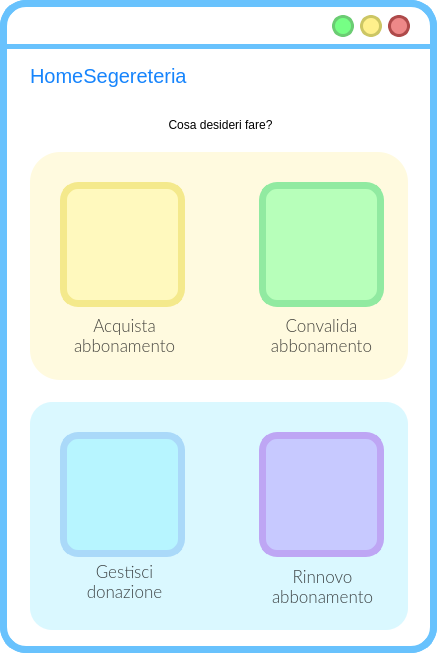
First picture: the form in frontend/ui/HomeSegreteria.ui, repository MrPio/MuseoOmero, before the edit.
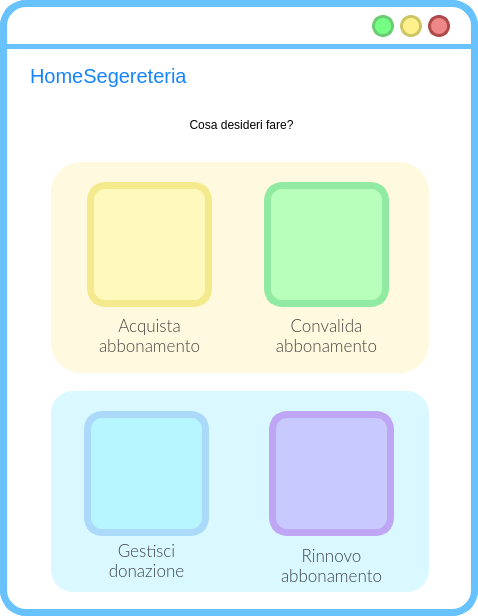
Second picture: the form after the edit. Icons and pictures are not drawn.

```diff
--- a/frontend/ui/HomeSegreteria.ui
+++ b/frontend/ui/HomeSegreteria.ui
@@ -6,8 +6,8 @@
    <rect>
     <x>0</x>
     <y>0</y>
-    <width>437</width>
-    <height>653</height>
+    <width>478</width>
+    <height>616</height>
    </rect>
   </property>
   <property name="windowTitle">
@@ -58,7 +58,7 @@
    <widget class="QPushButton" name="reduceButton">
     <property name="geometry">
      <rect>
-      <x>332</x>
+      <x>372</x>
       <y>15</y>
       <width>22</width>
       <height>22</height>
@@ -109,7 +109,7 @@
    <widget class="QPushButton" name="exitButton">
     <property name="geometry">
      <rect>
-      <x>388</x>
+      <x>428</x>
       <y>15</y>
       <width>22</width>
       <height>22</height>
@@ -160,7 +160,7 @@
    <widget class="QPushButton" name="maximizeButton">
     <property name="geometry">
      <rect>
-      <x>360</x>
+      <x>400</x>
       <y>15</y>
       <width>22</width>
       <height>22</height>
@@ -231,7 +231,7 @@
    <widget class="QLabel" name="accountButton">
     <property name="geometry">
      <rect>
-      <x>360</x>
+      <x>400</x>
       <y>60</y>
       <width>38</width>
       <height>38</height>
@@ -272,10 +272,10 @@
    <widget class="QLabel" name="label_2">
     <property name="geometry">
      <rect>
-      <x>30</x>
-      <y>152</y>
+      <x>51</x>
+      <y>162</y>
       <width>378</width>
-      <height>228</height>
+      <height>211</height>
      </rect>
     </property>
     <property name="styleSheet">
@@ -302,7 +302,7 @@
    <widget class="QLabel" name="label_4">
     <property name="geometry">
      <rect>
-      <x>10</x>
+      <x>31</x>
       <y>100</y>
       <width>421</width>
       <height>51</height>
@@ -320,7 +320,7 @@
    <widget class="QLabel" name="acquistaAbbonamentoBigButton">
     <property name="geometry">
      <rect>
-      <x>60</x>
+      <x>87</x>
       <y>182</y>
       <width>125</width>
       <height>125</height>
@@ -362,10 +362,10 @@
    <widget class="QLabel" name="label_3">
     <property name="geometry">
      <rect>
-      <x>30</x>
-      <y>402</y>
+      <x>51</x>
+      <y>391</y>
       <width>378</width>
-      <height>228</height>
+      <height>201</height>
      </rect>
     </property>
     <property name="styleSheet">
@@ -390,7 +390,7 @@
    <widget class="QLabel" name="label_12">
     <property name="geometry">
      <rect>
-      <x>266</x>
+      <x>271</x>
       <y>310</y>
       <width>111</width>
       <height>51</height>
@@ -424,7 +424,7 @@
    <widget class="QLabel" name="label_15">
     <property name="geometry">
      <rect>
-      <x>74</x>
+      <x>99</x>
       <y>310</y>
       <width>101</width>
       <height>51</height>
@@ -458,7 +458,7 @@
    <widget class="QLabel" name="convalidaBigliettoBigButton">
     <property name="geometry">
      <rect>
-      <x>259</x>
+      <x>264</x>
       <y>182</y>
       <width>125</width>
       <height>125</height>
@@ -500,8 +500,8 @@
    <widget class="QLabel" name="gestisciDonazioneBigButton">
     <property name="geometry">
      <rect>
-      <x>60</x>
-      <y>432</y>
+      <x>84</x>
+      <y>411</y>
       <width>125</width>
       <height>125</height>
      </rect>
@@ -542,8 +542,8 @@
    <widget class="QLabel" name="rinnovoAbbonamentoBigButton">
     <property name="geometry">
      <rect>
-      <x>259</x>
-      <y>432</y>
+      <x>269</x>
+      <y>411</y>
       <width>125</width>
       <height>125</height>
      </rect>
@@ -584,8 +584,8 @@
    <widget class="QLabel" name="label_16">
     <property name="geometry">
      <rect>
-      <x>79</x>
-      <y>561</y>
+      <x>101</x>
+      <y>540</y>
       <width>91</width>
       <height>41</height>
      </rect>
@@ -618,8 +618,8 @@
    <widget class="QLabel" name="label_14">
     <property name="geometry">
      <rect>
-      <x>272</x>
-      <y>561</y>
+      <x>281</x>
+      <y>540</y>
       <width>101</width>
       <height>51</height>
      </rect>
```
